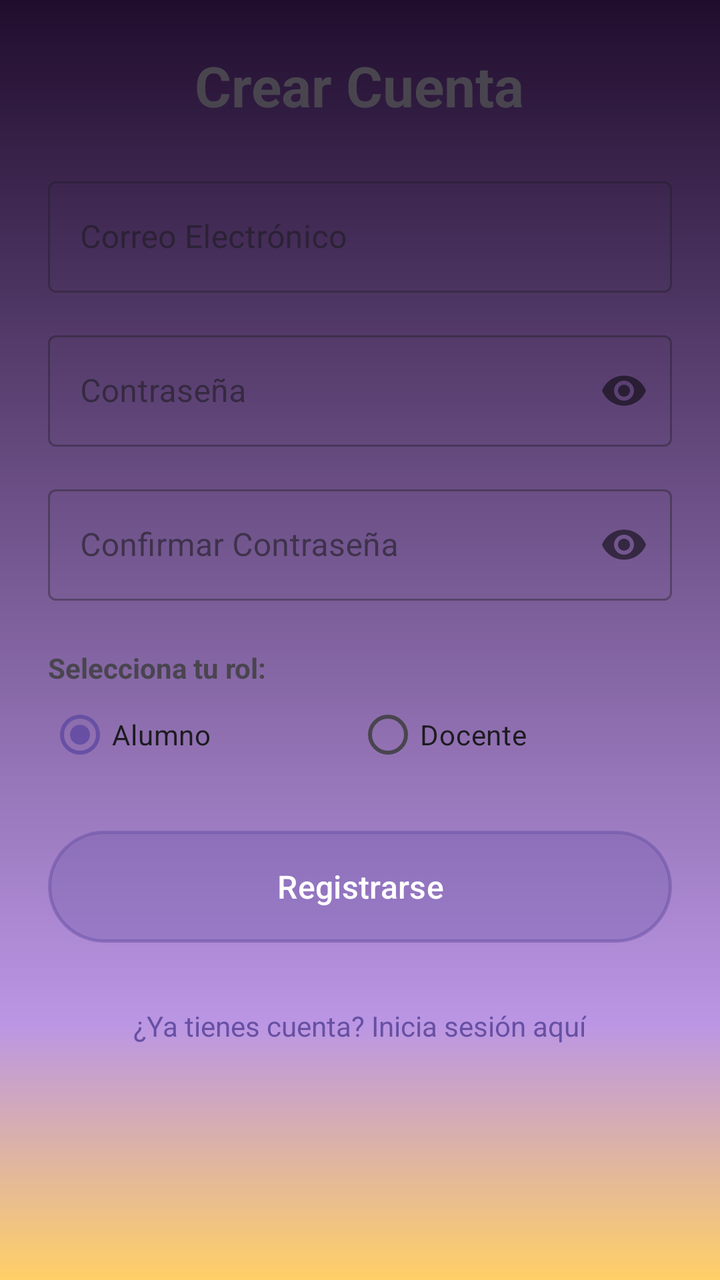
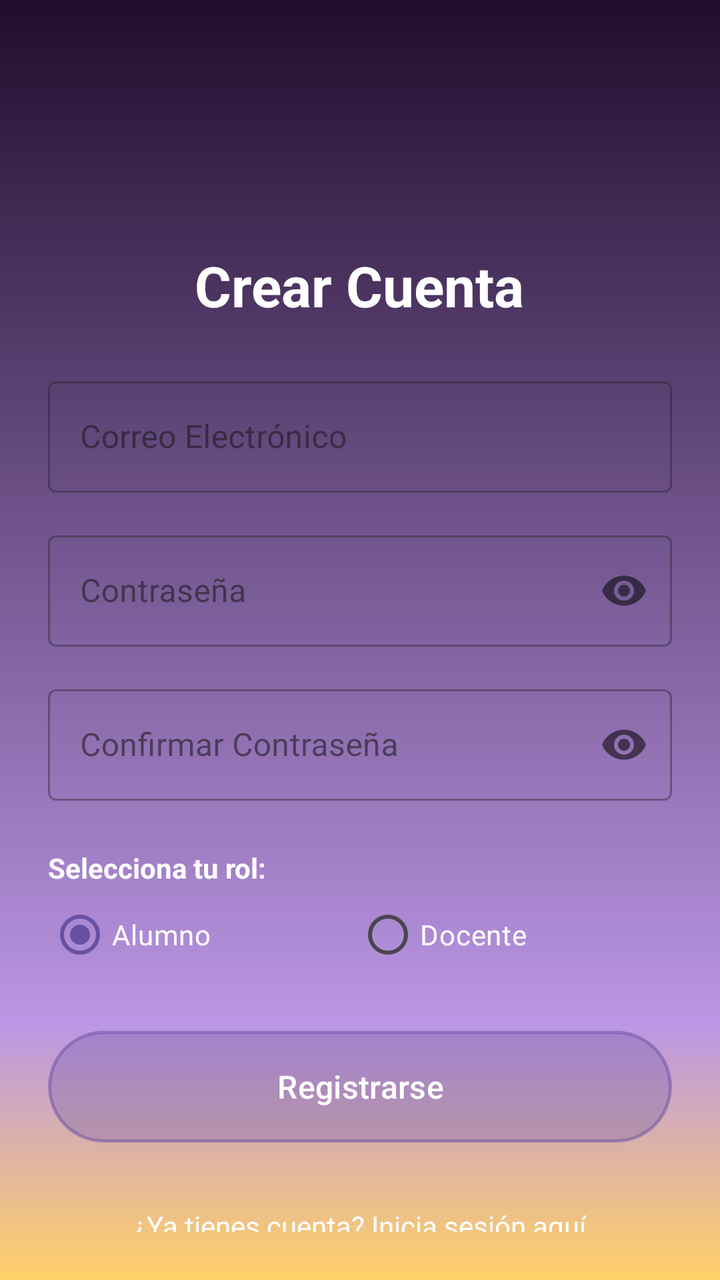

Before-and-after screenshots of an Android layout around one commit, followed by the original layout XML and the change that was made.
<!-- AndroidManifest.xml: application theme Theme.DesafioPractico3 -->
<!-- res/layout/activity_registro.xml -->
<?xml version="1.0" encoding="utf-8"?>
<ScrollView xmlns:android="http://schemas.android.com/apk/res/android"
    xmlns:app="http://schemas.android.com/apk/res-auto"
    android:layout_width="match_parent"
    android:layout_height="match_parent"
    android:background="@drawable/bg_gradiand_glass"
    android:padding="24dp">

    <LinearLayout
        android:layout_width="match_parent"
        android:layout_height="wrap_content"
        android:orientation="vertical">

        <TextView
            android:layout_width="wrap_content"
            android:layout_height="wrap_content"
            android:text="Crear Cuenta"
            android:textSize="28sp"
            android:textStyle="bold"
            android:layout_marginBottom="24dp"
            android:layout_gravity="center"/>

        <com.google.android.material.textfield.TextInputLayout
            android:layout_width="match_parent"
            android:layout_height="wrap_content"
            android:layout_marginBottom="16dp"
            android:background="@android:color/transparent"
            android:hint="Correo Electrónico"
            style="@style/Widget.MaterialComponents.TextInputLayout.OutlinedBox">
            <com.google.android.material.textfield.TextInputEditText
                android:id="@+id/etEmail"
                android:layout_width="match_parent"
                android:layout_height="wrap_content"
                android:inputType="textEmailAddress"/>
        </com.google.android.material.textfield.TextInputLayout>

        <com.google.android.material.textfield.TextInputLayout
            android:layout_width="match_parent"
            android:layout_height="wrap_content"
            android:layout_marginBottom="16dp"
            android:hint="Contraseña"
            app:passwordToggleEnabled="true"
            android:background="@android:color/transparent"
            style="@style/Widget.MaterialComponents.TextInputLayout.OutlinedBox">
            <com.google.android.material.textfield.TextInputEditText
                android:id="@+id/etPassword"
                android:layout_width="match_parent"
                android:layout_height="wrap_content"
                android:inputType="textPassword"/>
        </com.google.android.material.textfield.TextInputLayout>

        <com.google.android.material.textfield.TextInputLayout
            android:layout_width="match_parent"
            android:layout_height="wrap_content"
            android:layout_marginBottom="16dp"
            android:hint="Confirmar Contraseña"
            app:passwordToggleEnabled="true"
            android:background="@android:color/transparent"
            style="@style/Widget.MaterialComponents.TextInputLayout.OutlinedBox">

            <com.google.android.material.textfield.TextInputEditText
                android:id="@+id/etConfirmPassword"
                android:layout_width="match_parent"
                android:layout_height="wrap_content"
                android:inputType="textPassword" />
        </com.google.android.material.textfield.TextInputLayout>

        <TextView
            android:layout_width="wrap_content"
            android:layout_height="wrap_content"
            android:text="Selecciona tu rol:"
            android:layout_marginTop="8dp"
            android:textStyle="bold"/>

        <RadioGroup
            android:id="@+id/rgRol"
            android:layout_width="match_parent"
            android:layout_height="wrap_content"
            android:orientation="horizontal"
            android:layout_marginBottom="24dp">

            <RadioButton
                android:id="@+id/rbAlumno"
                android:layout_width="wrap_content"
                android:layout_height="wrap_content"
                android:background="@android:color/transparent"
                android:text="Alumno"
                android:checked="true"
                android:layout_weight="1"/>

            <RadioButton
                android:id="@+id/rbDocente"
                android:layout_width="wrap_content"
                android:layout_height="wrap_content"
                android:background="@android:color/transparent"
                android:text="Docente"
                android:layout_weight="1"/>
        </RadioGroup>

        <com.google.android.material.button.MaterialButton
            android:id="@+id/btnRegistrar"
            android:layout_width="match_parent"
            android:background="@drawable/bg_boton_cristal"
            android:layout_height="56dp"
            android:text="Registrarse"
            android:textSize="16sp"
            android:layout_marginBottom="16dp"/>

        <ProgressBar
            android:id="@+id/progressBar"
            android:layout_width="wrap_content"
            android:layout_height="wrap_content"
            android:layout_gravity="center"
            android:visibility="gone"/>

        <TextView
            android:id="@+id/tvIrLogin"
            android:layout_width="wrap_content"
            android:layout_height="wrap_content"
            android:background="@android:color/transparent"
            android:text="¿Ya tienes cuenta? Inicia sesión aquí"
            android:layout_gravity="center"
            android:textColor="?attr/colorPrimary"
            android:layout_marginTop="8dp"
            android:padding="8dp"/>

    </LinearLayout>
</ScrollView>
<!-- resources referenced by this layout -->
<resources>
  <!-- drawable bg_boton_cristal (drawable) -->
  <?xml version="1.0" encoding="utf-8"?>
  <ripple xmlns:android="http://schemas.android.com/apk/res/android"
      android:color="#40FFFFFF"> 
  
      <item>
          <shape android:shape="rectangle">
              
              <corners android:radius="100dp" />
  
              
              <solid android:color="#4DFFFFFF" />
  
              
              <stroke
                  android:width="1.5dp"
                  android:color="#80FFFFFF" />
          </shape>
      </item>
  
  </ripple>
  <!-- drawable bg_gradiand_glass (drawable) -->
  <?xml version="1.0" encoding="utf-8"?>
  <shape xmlns:android="http://schemas.android.com/apk/res/android">
      <gradient
          android:useLevel="true"
          android:angle="90"
          android:centerX="0.2"
          android:centerY="0.2"
          android:endColor="#200D2D"
          android:centerColor="#BB96E4"
          android:startColor="#FFD066" />
  </shape>
  <style name="Theme.DesafioPractico3" parent="Base.Theme.DesafioPractico3" />
  <style name="Base.Theme.DesafioPractico3" parent="Theme.Material3.DayNight.NoActionBar">
          
          
      </style>
</resources>

<!-- the commit's change to res/layout/activity_registro.xml (unified diff, before → after) -->
@@ -3,10 +3,12 @@
     xmlns:app="http://schemas.android.com/apk/res-auto"
     android:layout_width="match_parent"
     android:layout_height="match_parent"
+
     android:background="@drawable/bg_gradiand_glass"
     android:padding="24dp">
 
     <LinearLayout
+        android:paddingTop="100dp"
         android:layout_width="match_parent"
         android:layout_height="wrap_content"
         android:orientation="vertical">
@@ -17,6 +19,7 @@
             android:text="Crear Cuenta"
             android:textSize="28sp"
             android:textStyle="bold"
+            android:textColor="@color/white"
             android:layout_marginBottom="24dp"
             android:layout_gravity="center"/>
 
@@ -30,6 +33,7 @@
             <com.google.android.material.textfield.TextInputEditText
                 android:id="@+id/etEmail"
                 android:layout_width="match_parent"
+                android:textColor="@color/white"
                 android:layout_height="wrap_content"
                 android:inputType="textEmailAddress"/>
         </com.google.android.material.textfield.TextInputLayout>
@@ -39,6 +43,7 @@
             android:layout_height="wrap_content"
             android:layout_marginBottom="16dp"
             android:hint="Contraseña"
+            android:textColor="@color/white"
             app:passwordToggleEnabled="true"
             android:background="@android:color/transparent"
             style="@style/Widget.MaterialComponents.TextInputLayout.OutlinedBox">
@@ -54,6 +59,7 @@
             android:layout_height="wrap_content"
             android:layout_marginBottom="16dp"
             android:hint="Confirmar Contraseña"
+            android:textColor="@color/white"
             app:passwordToggleEnabled="true"
             android:background="@android:color/transparent"
             style="@style/Widget.MaterialComponents.TextInputLayout.OutlinedBox">
@@ -69,6 +75,7 @@
             android:layout_width="wrap_content"
             android:layout_height="wrap_content"
             android:text="Selecciona tu rol:"
+            android:textColor="@color/white"
             android:layout_marginTop="8dp"
             android:textStyle="bold"/>
 
@@ -85,6 +92,7 @@
                 android:layout_height="wrap_content"
                 android:background="@android:color/transparent"
                 android:text="Alumno"
+                android:textColor="@color/white"
                 android:checked="true"
                 android:layout_weight="1"/>
 
@@ -94,6 +102,7 @@
                 android:layout_height="wrap_content"
                 android:background="@android:color/transparent"
                 android:text="Docente"
+                android:textColor="@color/white"
                 android:layout_weight="1"/>
         </RadioGroup>
 
@@ -117,10 +126,10 @@
             android:id="@+id/tvIrLogin"
             android:layout_width="wrap_content"
             android:layout_height="wrap_content"
+            android:textColor="@color/white"
             android:background="@android:color/transparent"
             android:text="¿Ya tienes cuenta? Inicia sesión aquí"
             android:layout_gravity="center"
-            android:textColor="?attr/colorPrimary"
             android:layout_marginTop="8dp"
             android:padding="8dp"/>
 
<!-- resource entries referenced after the edit -->
@@ -1,5 +1,6 @@
 <!-- resources referenced by this layout -->
 <resources>
+  <color name="white">#FFFFFFFF</color>
   <!-- drawable bg_boton_cristal (drawable) -->
   <?xml version="1.0" encoding="utf-8"?>
   <ripple xmlns:android="http://schemas.android.com/apk/res/android"
@@ -35,6 +36,8 @@
   </shape>
   <style name="Theme.DesafioPractico3" parent="Base.Theme.DesafioPractico3" />
   <style name="Base.Theme.DesafioPractico3" parent="Theme.Material3.DayNight.NoActionBar">
+          <item name="android:statusBarColor">@android:color/transparent</item>
+          <item name="android:windowTranslucentStatus">true</item>
           
           
       </style>
